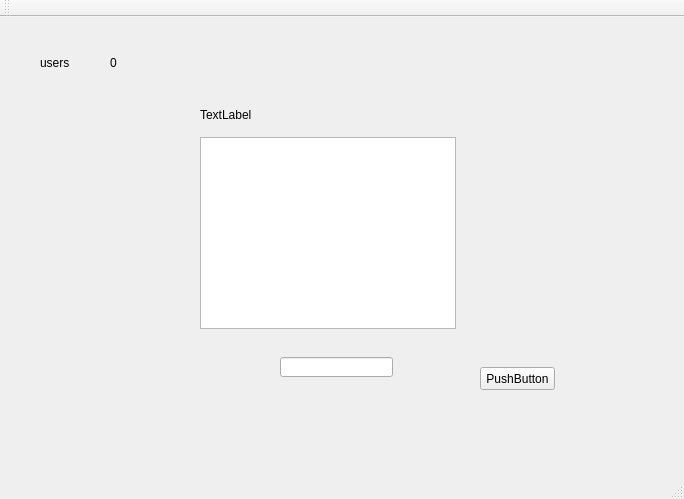
Above: mainwindow.ui from junchao98/linux_spy before the change. Below: the same form after it.
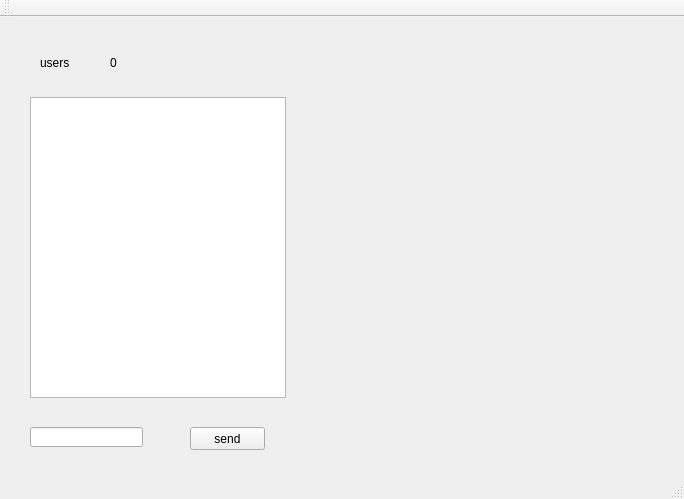
That is the form after the change.

```diff
--- a/mainwindow.ui
+++ b/mainwindow.ui
@@ -17,34 +17,21 @@
    <widget class="QPushButton" name="pushButton">
     <property name="geometry">
      <rect>
-      <x>480</x>
-      <y>350</y>
+      <x>190</x>
+      <y>410</y>
       <width>75</width>
       <height>23</height>
      </rect>
     </property>
     <property name="text">
-     <string>PushButton</string>
-    </property>
-   </widget>
-   <widget class="QLabel" name="label">
-    <property name="geometry">
-     <rect>
-      <x>200</x>
-      <y>90</y>
-      <width>241</width>
-      <height>16</height>
-     </rect>
-    </property>
-    <property name="text">
-     <string>TextLabel</string>
+     <string>send</string>
     </property>
    </widget>
    <widget class="QLineEdit" name="lineEdit">
     <property name="geometry">
      <rect>
-      <x>280</x>
-      <y>340</y>
+      <x>30</x>
+      <y>410</y>
       <width>113</width>
       <height>20</height>
      </rect>
@@ -53,10 +40,10 @@
    <widget class="QTextBrowser" name="textBrowser">
     <property name="geometry">
      <rect>
-      <x>200</x>
-      <y>120</y>
+      <x>30</x>
+      <y>80</y>
       <width>256</width>
-      <height>192</height>
+      <height>301</height>
      </rect>
     </property>
    </widget>
```
